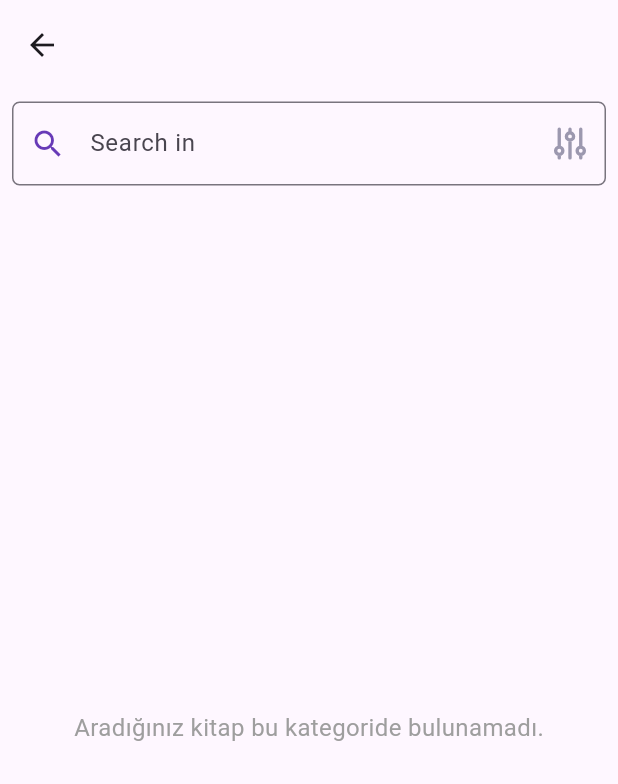
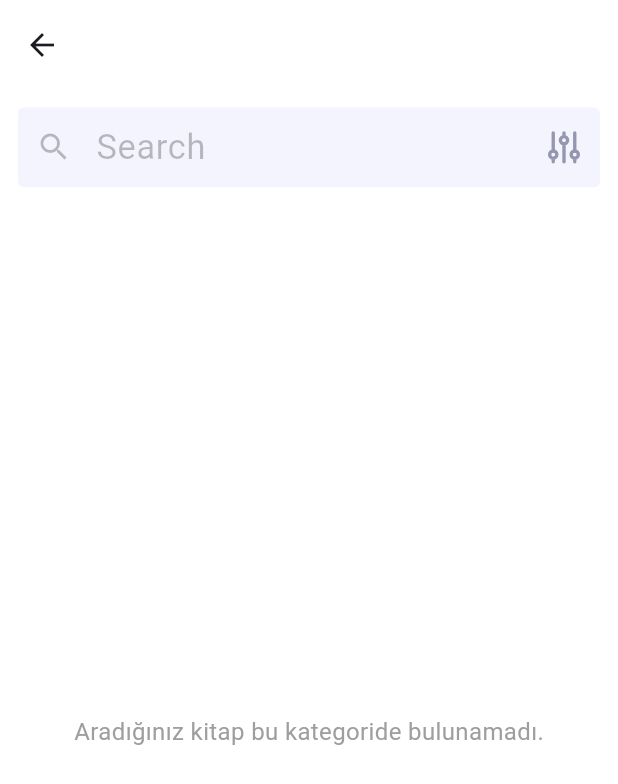
Before and after one commit to kilicarslanokan/kitapp, a Flutter app: the CategoryScreen screen opened directly with empty values, on a phone screen of 412 x 824 dp. Shown: the top 784 px of the screen. Run offline on Flutter 3.47's test engine with Material 3 defaults, Android fonts, the light colour scheme and no system bars; our stand-ins replace dio, flutter_riverpod, flutter_screenutil, flutter_svg, get_storage; accounts and stored records are empty; network calls fail.

Commit message:
Fixed some design issues on the Details, Category, and Home screens

```diff
--- a/lib/views/category_screen.dart
+++ b/lib/views/category_screen.dart
@@ -5,6 +5,7 @@ import 'package:kitapp/models/book_model.dart';
 import 'package:kitapp/riverpod/riverpod_management.dart';
 import 'package:kitapp/views/book_details_screen.dart';
 import 'package:flutter_riverpod/flutter_riverpod.dart';
+import 'package:kitapp/widgets/colors.dart';
 
 class CategoryScreen extends ConsumerWidget {
   final dynamic category; // The category object
@@ -20,12 +21,14 @@ class CategoryScreen extends ConsumerWidget {
         : books;
 
     return Scaffold(
+      backgroundColor: Colors.white,
       appBar: AppBar(
+        backgroundColor: Colors.white,
         toolbarHeight: 50.h,
         title: Row(
           mainAxisAlignment: MainAxisAlignment.end,
           children: [
-            Text(category.name),
+            Text(category.name, style: TextStyle(fontWeight: FontWeight.bold)),
           ],
         ),
       ),
@@ -34,17 +37,22 @@ class CategoryScreen extends ConsumerWidget {
           Column(
             children: [
               Padding(
-                padding: const EdgeInsets.all(8.0),
+                padding: const EdgeInsets.all(12.0),
                 child: TextField(
                   decoration: InputDecoration(
-                    prefixIcon: Icon(Icons.search, color: Colors.deepPurple),
+                    filled: true,
+                    fillColor: cardRenk,
+                    prefixIcon: Icon(Icons.search, color: Colors.black26),
                     suffixIcon: Padding(
                       padding: const EdgeInsets.all(12.0),
                       child: SvgPicture.asset('assets/images/Filter.svg'),
                     ),
-                    hintText: 'Search in ${category.name}',
+                    hintText: 'Search',
+                    hintStyle: TextStyle(color: Colors.black26, fontSize: 20.sp),
+                    contentPadding: EdgeInsets.symmetric(horizontal: 12.w, vertical: 8.h),
                     border: OutlineInputBorder(
-                      borderRadius: BorderRadius.circular(5),
+                      borderRadius: BorderRadius.circular(4.0),
+                      borderSide: BorderSide.none,
                     ),
                   ),
                   onChanged: (value) {
--- a/lib/widgets/colors.dart
+++ b/lib/widgets/colors.dart
@@ -3,4 +3,5 @@ import 'dart:ui';
 var anaRenk = Color(0xFF6251DD);
 var butonRenk = Color(0xFFEF6B4A);
 var textRenk = Color(0xFF090937);
+var textRenk2 = Color.fromARGB(189, 9, 9, 55);
 var cardRenk = Color(0xFFF4F4FF);
--- a/pubspec.yaml
+++ b/pubspec.yaml
@@ -58,6 +58,7 @@ flutter:
   assets:
     - assets/images/Logo.png
     - assets/images/Filter.svg
+    - assets/images/Heart.png
   # - images/a_dot_ham.jpeg
   # An image asset can refer to one or more resolution-specific "variants", see
   # https://flutter.dev/to/resolution-aware-images
```
Also changed, not shown: lib/views/book_details_screen.dart (+33 -21 lines), lib/views/home_screen.dart (+42 -17 lines), assets/images/Heart.png (added).
